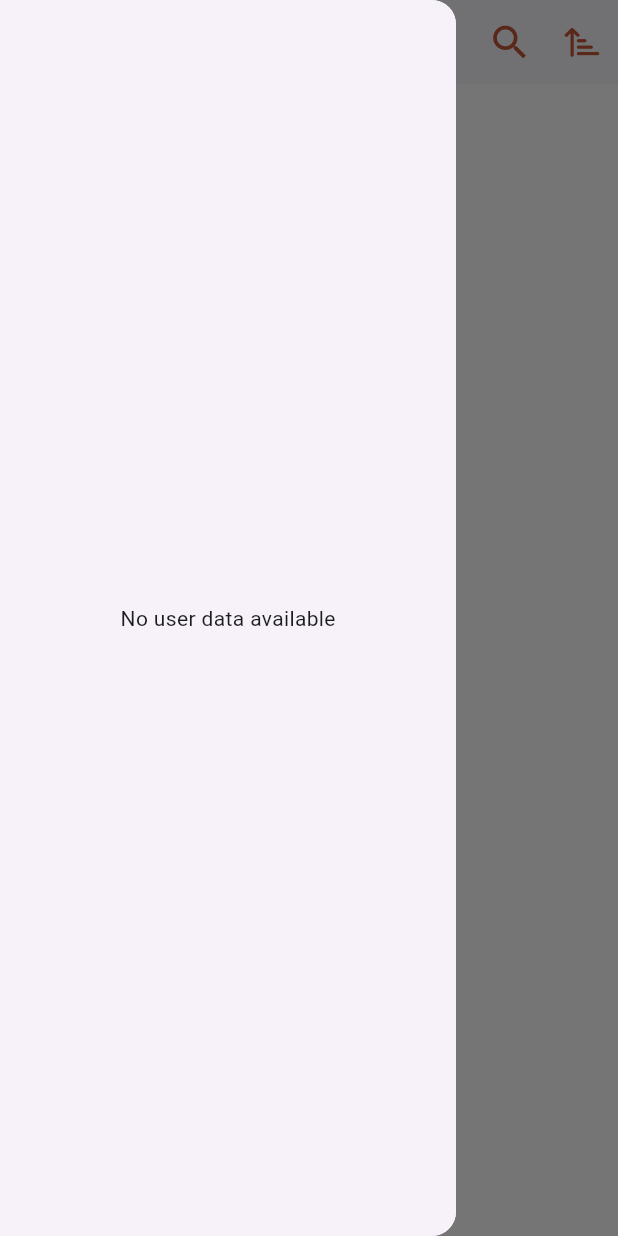
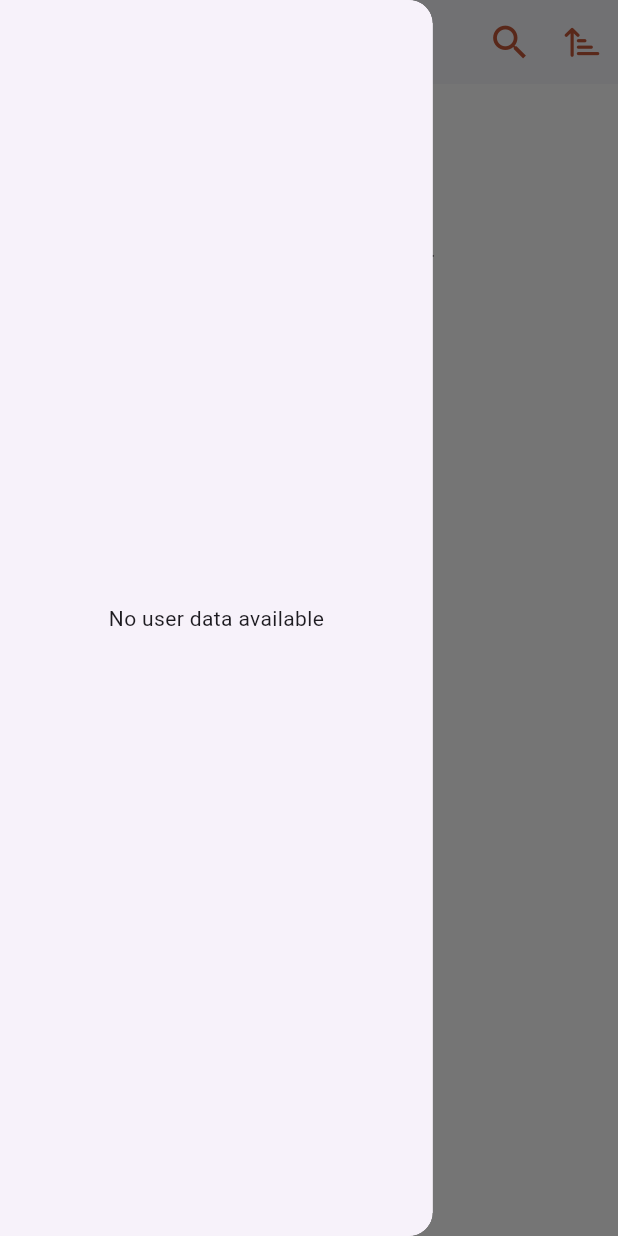
Before and after one commit to UtkarshChakrwarti/Hello-NITR-app, a Flutter app: the HomeScreen screen opened by its route, with the side drawer open, on a phone screen of 412 x 824 dp. Run offline on Flutter 3.47's test engine with Material 3 defaults, Android fonts, the phone set to English and light mode, and no system bars; our stand-ins replace cached_network_image, dropdown_search, flutter_local_notifications, flutter_secure_storage, font_awesome_flutter, infinite_scroll_pagination and 6 more; missing offline and left inert: flutter_udid, otp; accounts and stored records are empty; network calls fail.

Commit message:
fix for ios build
loading text changes from 24 to 20
drawer width changes for bigger screen support

```diff
--- a/lib/screens/contacts/update/widgets/loading_widget.dart
+++ b/lib/screens/contacts/update/widgets/loading_widget.dart
@@ -27,7 +27,7 @@ class LoadingWidget extends StatelessWidget {
         const Text(
           'Fetching Contacts from Server',
           style: TextStyle(
-            fontSize: 24,
+            fontSize: 20,
             fontWeight: FontWeight.bold,
             color: AppColors.primaryColor,
           ),
--- a/lib/screens/home/home_screen.dart
+++ b/lib/screens/home/home_screen.dart
@@ -167,10 +167,14 @@ class _HomeScreenState extends State<HomeScreen> with TickerProviderStateMixin {
             ),
           ],
         ),
-        drawer: Drawer(
-          child: UserProfileScreen(
-            currentFilter: _currentFilter,
-            onFilterSelected: _applyFilter,
+        // Increase the width of the drawer
+        drawer: SizedBox(
+          width: MediaQuery.of(context).size.width * 0.7,  // 70% of the screen width for larger drawers
+          child: Drawer(
+            child: UserProfileScreen(
+              currentFilter: _currentFilter,
+              onFilterSelected: _applyFilter,
+            ),
           ),
         ),
         body: Column(
```
Also changed, not shown: pubspec.lock.
